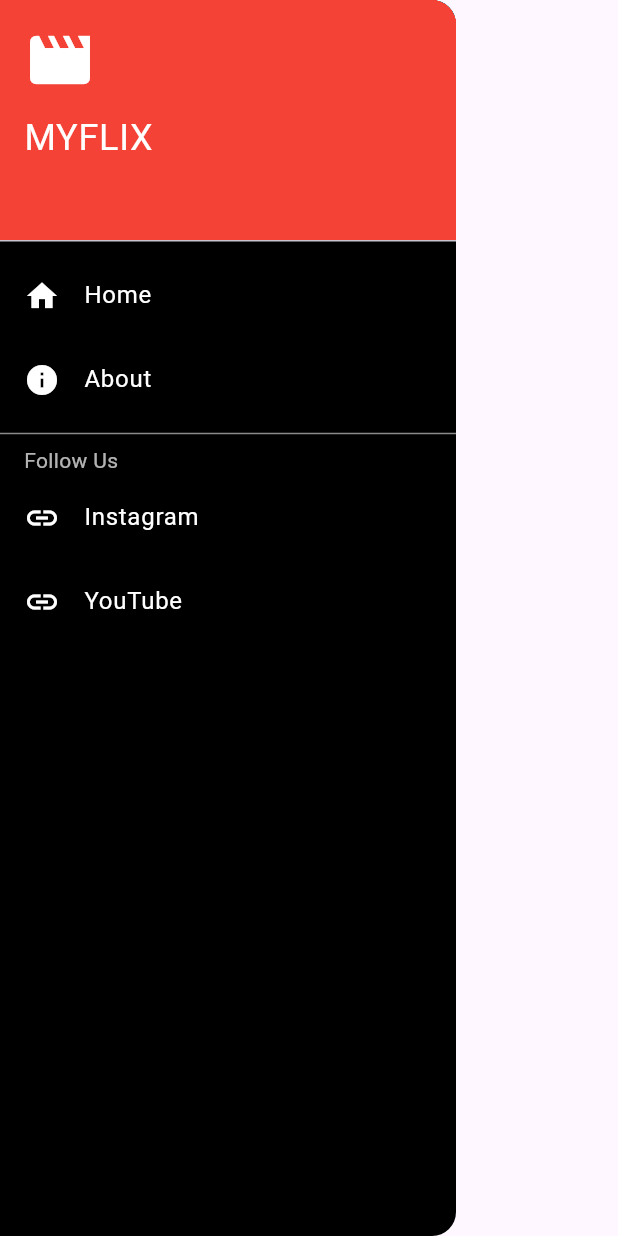
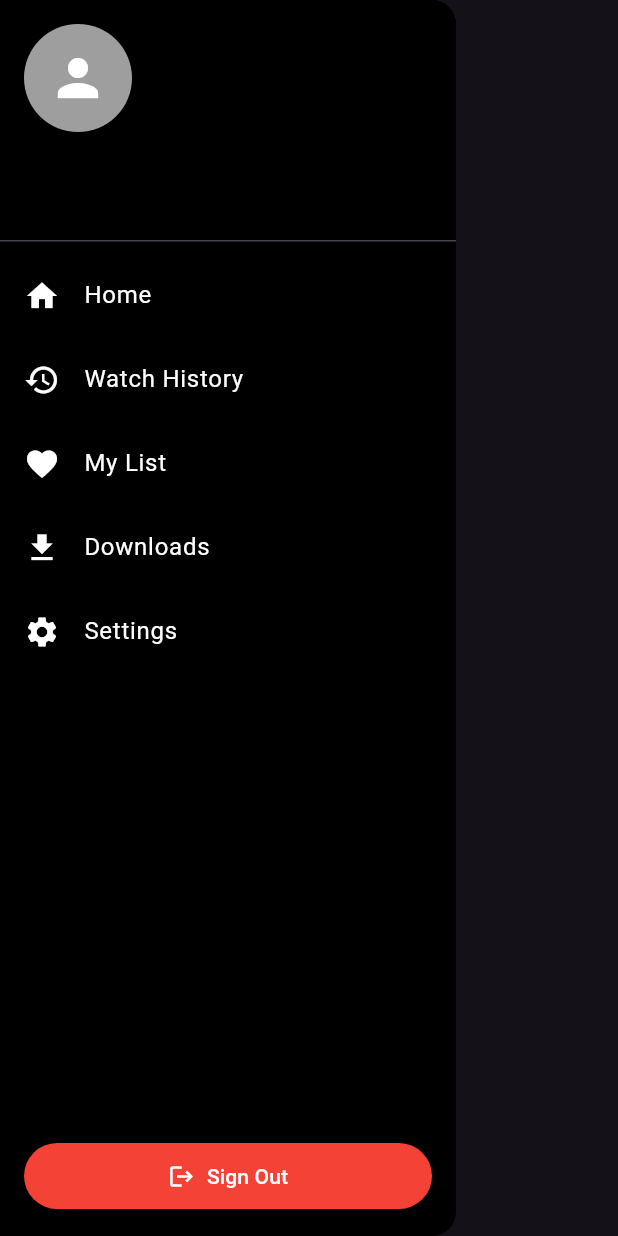
Before and after one commit to Hasanakramprog/MyFlex, a Flutter app: the CustomDrawer widget shown alone on an empty page, opened directly, on a phone screen of 412 x 824 dp. Run offline on Flutter 3.47's test engine with Material 3 defaults, Android fonts, the phone set to English and light mode, and no system bars; our stand-ins replace animated_text_kit, cached_network_image, firebase_auth, firebase_core, google_sign_in, shared_preferences and 1 more; accounts and stored records are empty; network calls fail.

```diff
--- /dev/null
+++ b/my_app/lib/auth_service.dart
@@ -0,0 +1,89 @@
+// auth_service.dart
+import 'package:firebase_auth/firebase_auth.dart';
+import 'package:google_sign_in/google_sign_in.dart';
+import 'package:shared_preferences/shared_preferences.dart';
+
+class AuthService {
+  final FirebaseAuth _auth = FirebaseAuth.instance;
+  final GoogleSignIn _googleSignIn = GoogleSignIn();
+
+  // Current user getter
+  User? get currentUser => _auth.currentUser;
+
+  // Stream to listen to auth state changes
+  Stream<User?> get authStateChanges => _auth.authStateChanges();
+
+  // Sign in with Google
+  Future<UserCredential?> signInWithGoogle() async {
+    try {
+      // Trigger the authentication flow
+      final GoogleSignInAccount? googleUser = await _googleSignIn.signIn();
+
+      if (googleUser == null) {
+        return null;
+      }
+
+      // Obtain the auth details from the request
+      final GoogleSignInAuthentication googleAuth = await googleUser.authentication;
+
+      // Create a new credential
+            final OAuthCredential credential = GoogleAuthProvider.credential(
+        accessToken: googleAuth.accessToken,
+        idToken: googleAuth.idToken,
+      );
+
+      // Sign in with the credential
+
+      final userCredential = await _auth.signInWithCredential(credential);
+
+      // Save user info to shared preferences for offline access
+      await _saveUserInfo(userCredential.user);
+
+      return userCredential;
+    } catch (e) {
+      print('Error signing in with Google: $e');
+      return null;
+    }
+  }
+
+  // Sign out
+  Future<void> signOut() async {
+    try {
+      await _googleSignIn.signOut();
+      await _auth.signOut();
+
+      // Clear saved user info
+      final prefs = await SharedPreferences.getInstance();
+      await prefs.remove('user_display_name');
+      await prefs.remove('user_email');
+      await prefs.remove('user_photo_url');
+    } catch (e) {
+      print('Error signing out: $e');
+    }
+  }
+
+  // Save user info to SharedPreferences
+  Future<void> _saveUserInfo(User? user) async {
+    if (user != null) {
+      final prefs = await SharedPreferences.getInstance();
+      await prefs.setString('user_display_name', user.displayName ?? '');
+      await prefs.setString('user_email', user.email ?? '');
+      await prefs.setString('user_photo_url', user.photoURL ?? '');
+    }
+  }
+
+  // Get user info from SharedPreferences
+  Future<Map<String, String>> getUserInfo() async {
+    final prefs = await SharedPreferences.getInstance();
+    return {
+      'displayName': prefs.getString('user_display_name') ?? '',
+      'email': prefs.getString('user_email') ?? '',
+      'photoURL': prefs.getString('user_photo_url') ?? '',
+    };
+  }
+
+  // Check if user is logged in
+  Future<bool> isLoggedIn() async {
+    return _auth.currentUser != null;
+  }
+}
--- a/my_app/lib/screens/drawer_screen.dart
+++ b/my_app/lib/screens/drawer_screen.dart
@@ -1,69 +1,145 @@
+// drawer_screen.dart
 import 'package:flutter/material.dart';
-import 'package:url_launcher/url_launcher.dart';
+import 'package:my_app/auth_service.dart';
+import 'package:my_app/screens/login_screen.dart';
+import 'package:cached_network_image/cached_network_image.dart';
 
-class CustomDrawer extends StatelessWidget {
+class CustomDrawer extends StatefulWidget {
   const CustomDrawer({Key? key}) : super(key: key);
 
-  void _launchURL(String url) async {
-  final uri = Uri.parse(url);
-  if (await canLaunchUrl(uri)) {
-    await launchUrl(uri, mode: LaunchMode.externalApplication);
-  } else {
-    throw 'Could not launch $url';
+  @override
+  _CustomDrawerState createState() => _CustomDrawerState();
+}
+
+class _CustomDrawerState extends State<CustomDrawer> {
+  final AuthService _authService = AuthService();
+  String _displayName = '';
+  String _email = '';
+  String _photoURL = '';
+  bool _isLoading = true;
+
+  @override
+  void initState() {
+    super.initState();
+    _loadUserInfo();
   }
-}
+
+  Future<void> _loadUserInfo() async {
+    setState(() => _isLoading = true);
+
+    try {
+      final userInfo = await _authService.getUserInfo();
+      setState(() {
+        _displayName = userInfo['displayName'] ?? '';
+        _email = userInfo['email'] ?? '';
+        _photoURL = userInfo['photoURL'] ?? '';
+        _isLoading = false;
+      });
+    } catch (e) {
+      print('Error loading user info: $e');
+      setState(() => _isLoading = false);
+    }
+  }
+
+  Future<void> _signOut() async {
+    try {
+      await _authService.signOut();
+      Navigator.of(context).pushAndRemoveUntil(
+        MaterialPageRoute(builder: (context) => const LoginScreen()),
+        (route) => false,
+      );
+    } catch (e) {
+      print('Error signing out: $e');
+      ScaffoldMessenger.of(context).showSnackBar(
+        SnackBar(content: Text('Failed to sign out: ${e.toString()}')),
+      );
+    }
+  }
+
   @override
   Widget build(BuildContext context) {
     return Drawer(
       backgroundColor: Colors.black,
-      child: ListView(
-        padding: EdgeInsets.zero,
+      child: Column(
         children: [
-          DrawerHeader(
-            decoration: BoxDecoration(color: Colors.red),
-            child: Column(
-              crossAxisAlignment: CrossAxisAlignment.start,
-              children: [
-                Icon(Icons.movie, size: 48, color: Colors.white),
-                SizedBox(height: 10),
-                Text('MYFLIX', style: TextStyle(color: Colors.white, fontSize: 24)),
-              ],
+          // User profile header
+          UserAccountsDrawerHeader(
+            decoration: const BoxDecoration(color: Colors.black),
+            accountName: Text(
+              _isLoading ? 'Loading...' : _displayName,
+              style: const TextStyle(fontWeight: FontWeight.bold),
             ),
+            accountEmail: Text(_isLoading ? '' : _email),
+            currentAccountPicture: _isLoading
+                ? const CircularProgressIndicator(color: Colors.red)
+                : CircleAvatar(
+                    backgroundColor: Colors.grey,
+                    backgroundImage: _photoURL.isNotEmpty
+                        ? CachedNetworkImageProvider(_photoURL)
+                        : null,
+                    child: _photoURL.isEmpty
+                        ? const Icon(Icons.person, size: 40, color: Colors.white)
+                        : null,
+                  ),
           ),
+
+          // Menu items
           ListTile(
-            leading: Icon(Icons.home, color: Colors.white),
-            title: Text('Home', style: TextStyle(color: Colors.white)),
+            leading: const Icon(Icons.home, color: Colors.white),
+            title: const Text('Home', style: TextStyle(color: Colors.white)),
             onTap: () => Navigator.pop(context),
           ),
           ListTile(
-            leading: Icon(Icons.info, color: Colors.white),
-            title: Text('About', style: TextStyle(color: Colors.white)),
+            leading: const Icon(Icons.history, color: Colors.white),
+            title: const Text('Watch History', style: TextStyle(color: Colors.white)),
             onTap: () {
-              showAboutDialog(
-                context: context,
-                applicationName: 'MYFLIX',
-                applicationVersion: '1.0.0',
-                applicationIcon: Icon(Icons.movie),
-                children: [
-                  Text('A personalized video streaming app built with Flutter.')
-                ],
-              );
+              Navigator.pop(context);
+              // Navigate to history screen
             },
           ),
-          Divider(color: Colors.white54),
-          Padding(
-            padding: const EdgeInsets.symmetric(horizontal: 16.0),
-            child: Text('Follow Us', style: TextStyle(color: Colors.white70)),
+          ListTile(
+            leading: const Icon(Icons.favorite, color: Colors.white),
+            title: const Text('My List', style: TextStyle(color: Colors.white)),
+            onTap: () {
+              Navigator.pop(context);
+              // Navigate to favorites screen
+            },
           ),
           ListTile(
-            leading: Icon(Icons.link, color: Colors.white),
-            title: Text('Instagram', style: TextStyle(color: Colors.white)),
-            onTap: () => _launchURL('https://instagram.com/yourprofile'),
+            leading: const Icon(Icons.download, color: Colors.white),
+            title: const Text('Downloads', style: TextStyle(color: Colors.white)),
+            onTap: () {
+              Navigator.pop(context);
+              // Navigate to downloads screen
+            },
           ),
           ListTile(
-            leading: Icon(Icons.link, color: Colors.white),
-            title: Text('YouTube', style: TextStyle(color: Colors.white)),
-            onTap: () => _launchURL('https://youtube.com/yourchannel'),
+            leading: const Icon(Icons.settings, color: Colors.white),
+            title: const Text('Settings', style: TextStyle(color: Colors.white)),
+            onTap: () {
+              Navigator.pop(context);
+              // Navigate to settings screen
+            },
+          ),
+
+          const Spacer(),
+
+          // Sign out button
+          Padding(
+            padding: const EdgeInsets.all(16.0),
+            child: SizedBox(
+              width: double.infinity,
+              child: ElevatedButton.icon(
+                icon: const Icon(Icons.logout),
+                label: const Text('Sign Out'),
+                onPressed: _signOut,
+                style: ElevatedButton.styleFrom(
+                  backgroundColor: Colors.red,
+                  foregroundColor: Colors.white,
+                  padding: const EdgeInsets.symmetric(vertical: 12),
+                ),
+              ),
+            ),
           ),
         ],
       ),
--- a/my_app/pubspec.yaml
+++ b/my_app/pubspec.yaml
@@ -32,8 +32,11 @@ dependencies:
     sdk: flutter
   flutter_native_splash: ^2.3.1
   http: ^0.13.5
+  firebase_core: ^2.25.4
+  firebase_auth: ^4.17.4
+  google_sign_in: ^6.2.1
   cached_network_image: ^3.2.3
-  youtube_player_flutter: ^9.1.1
+  youtube_player_flutter: 9.0.4
   flutter_inappwebview: ^6.0.0-beta.25
   shared_preferences: ^2.2.0
   url_launcher: ^6.2.5
```
Also changed, not shown: my_app/lib/main.dart (+16 -2 lines), my_app/lib/screens/login_screen.dart (added, +174 -0 lines), my_app/lib/screens/splash_screen.dart (+66 -51 lines), my_app/assets/images/google-logo.png (added), my_app/firebase.json (added), my_app/lib/firebase_options.dart (added), my_app/pubspec.lock, 7 other files.
